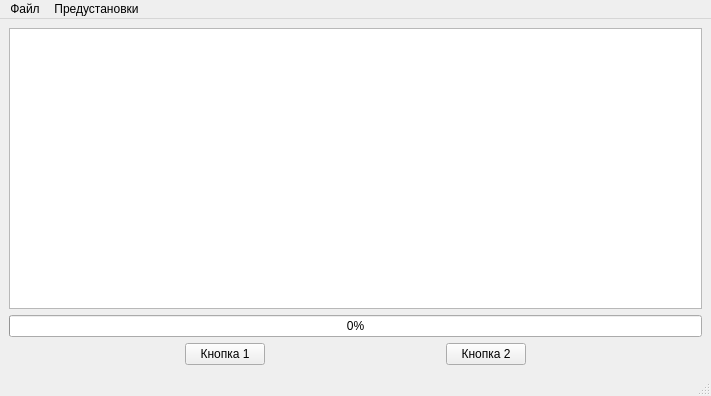
UndeadMorose/BF4BH2, file bf4bh2.ui: the form before one commit.
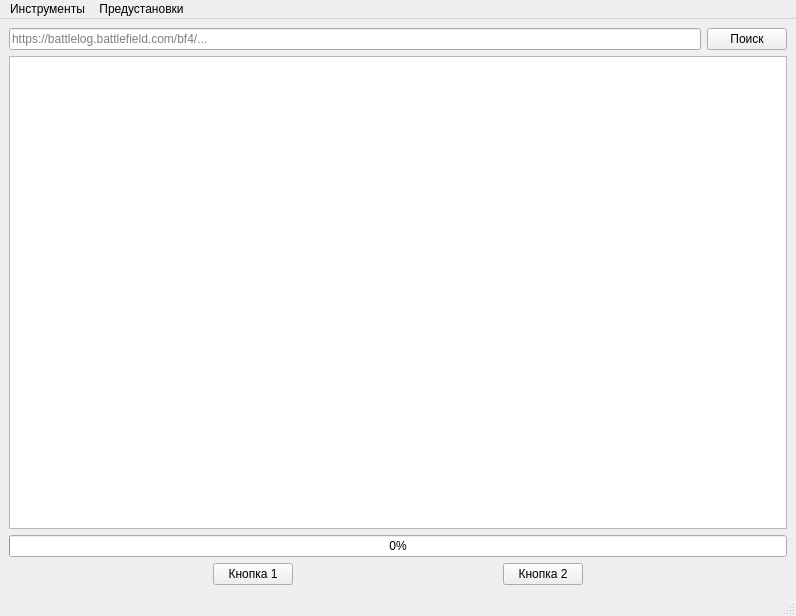
The form after the commit. Icons and pictures are not drawn.

Commit message:
v1.3.4 fix the ability to change cells add auto update data add custom search
исправена возможность изменять ячейки
добавлено автоматическое обновление данных
добавлен собственный поиск

Patch:
```diff
--- a/bf4bh2.ui
+++ b/bf4bh2.ui
@@ -6,8 +6,8 @@
    <rect>
     <x>0</x>
     <y>0</y>
-    <width>711</width>
-    <height>396</height>
+    <width>796</width>
+    <height>616</height>
    </rect>
   </property>
   <property name="windowTitle">
@@ -20,7 +20,50 @@
   <widget class="QWidget" name="centralwidget">
    <layout class="QVBoxLayout" name="verticalLayout">
     <item>
-     <widget class="QTableView" name="uitvMain"/>
+     <layout class="QHBoxLayout" name="horizontalLayout">
+      <item>
+       <widget class="QLineEdit" name="uileSearch">
+        <property name="enabled">
+         <bool>true</bool>
+        </property>
+        <property name="statusTip">
+         <string/>
+        </property>
+        <property name="inputMask">
+         <string/>
+        </property>
+        <property name="text">
+         <string/>
+        </property>
+        <property name="placeholderText">
+         <string>https://battlelog.battlefield.com/bf4/...</string>
+        </property>
+       </widget>
+      </item>
+      <item>
+       <widget class="QPushButton" name="uibSearch">
+        <property name="enabled">
+         <bool>true</bool>
+        </property>
+        <property name="text">
+         <string>Поиск</string>
+        </property>
+       </widget>
+      </item>
+     </layout>
+    </item>
+    <item>
+     <widget class="QTableView" name="uitvMain">
+      <property name="editTriggers">
+       <set>QAbstractItemView::NoEditTriggers</set>
+      </property>
+      <property name="alternatingRowColors">
+       <bool>true</bool>
+      </property>
+      <property name="sortingEnabled">
+       <bool>true</bool>
+      </property>
+     </widget>
     </item>
     <item>
      <widget class="QProgressBar" name="uipb">
@@ -99,13 +142,13 @@
     <rect>
      <x>0</x>
      <y>0</y>
-     <width>711</width>
+     <width>796</width>
      <height>20</height>
     </rect>
    </property>
-   <widget class="QMenu" name="uimFile">
+   <widget class="QMenu" name="uim0">
     <property name="title">
-     <string>Файл</string>
+     <string>Инструменты</string>
     </property>
     <addaction name="uiaAbout"/>
     <addaction name="uiaRow"/>
@@ -117,7 +160,7 @@
      <string>Предустановки</string>
     </property>
    </widget>
-   <addaction name="uimFile"/>
+   <addaction name="uim0"/>
    <addaction name="uimPreset"/>
   </widget>
   <widget class="QStatusBar" name="statusbar"/>
```
Left out of the diff: 25 changed lines with no effect on the pictures. The commit also changes 4 other files.
